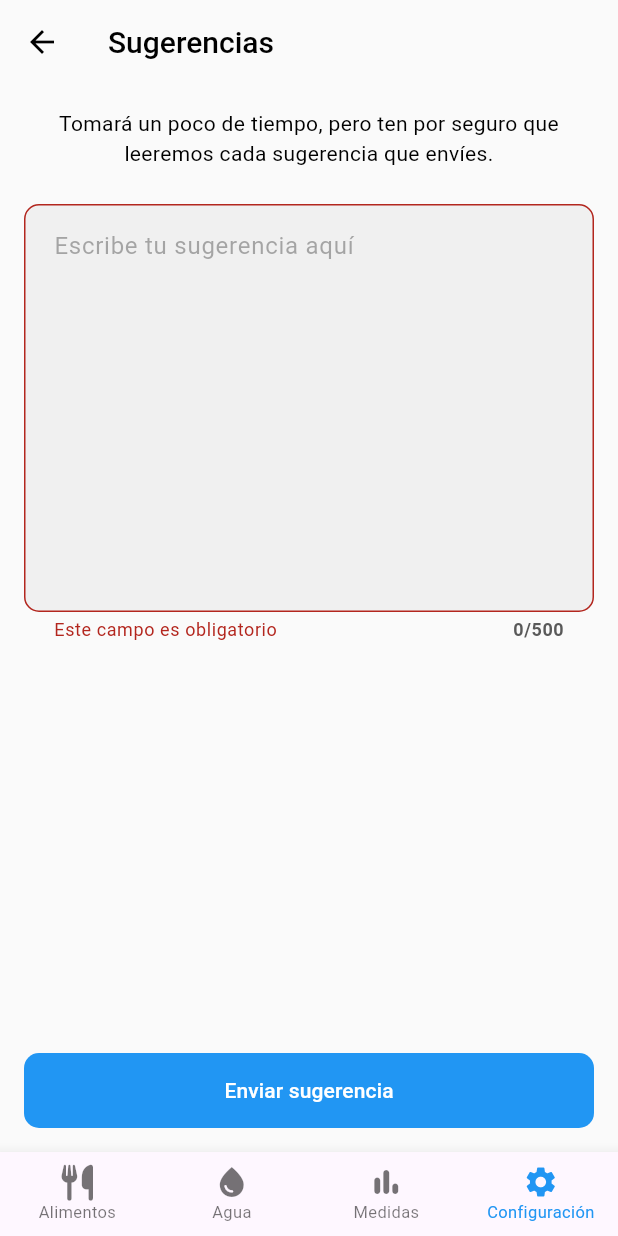
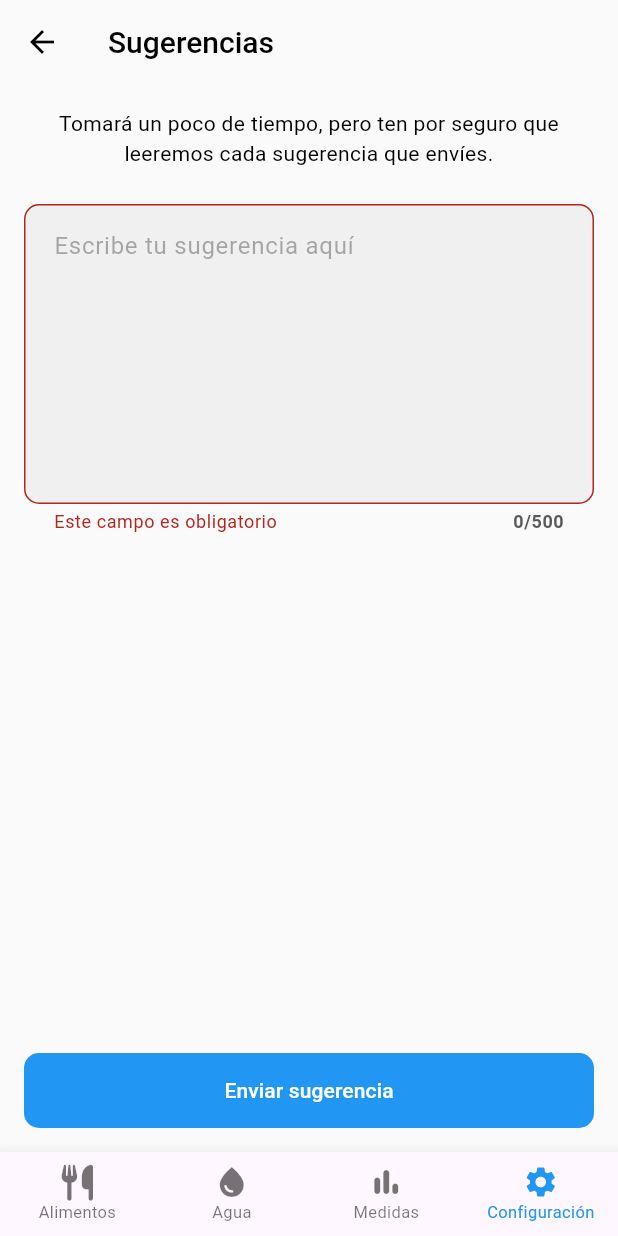
Before and after one commit to Freyien/healthy_app, a Flutter app: the SuggestionPage screen opened by its route, after a tap on "Enviar sugerencia", on a phone screen of 412 x 824 dp. Run offline on Flutter 3.47's test engine with Material 3 defaults, Android fonts, the phone set to English and light mode, and no system bars; drawn by our look-alikes of loader_overlay; our stand-ins replace animate_do, bloc, bot_toast, cached_network_image, cloud_firestore, cloud_functions and 25 more; missing offline and left inert: animated_digit, app_settings, flutter_cupertino_datetime_picker; accounts and stored records are empty; generated files the repository leaves out were written again.

```diff
--- a/lib/core/domain/usecases/get_initial_route_usecase.dart
+++ b/lib/core/domain/usecases/get_initial_route_usecase.dart
@@ -39,7 +39,7 @@ class GetInitialRouteUseCase {
   }
 
   Future<InitialRouteEntity> _checkNotificationPermission() async {
-    final res = await _notificationRepository.checkNotificationPermission();
+    final res = await _notificationRepository.requestPermission();
 
     if (res.isFailed) return InitialRouteEntity();
     final authorizationStatus = res.data!;
--- a/lib/features/client/settings/ui/widgets/account_option.dart
+++ b/lib/features/client/settings/ui/widgets/account_option.dart
@@ -26,7 +26,11 @@ class AccountOption extends StatelessWidget {
     final appColors = context.appColors;
     Widget? subtitleWidget;
 
-    if (subtitle.isNotEmpty) subtitleWidget = Text(subtitle);
+    if (subtitle.isNotEmpty)
+      subtitleWidget = Text(
+        subtitle,
+        style: TextStyle(color: appColors.textContrast),
+      );
 
     return Container(
       margin: EdgeInsets.only(bottom: 12),
--- a/lib/features/client/settings/ui/widgets/notification_option.dart
+++ b/lib/features/client/settings/ui/widgets/notification_option.dart
@@ -2,6 +2,7 @@ import 'package:animate_do/animate_do.dart';
 import 'package:firebase_messaging/firebase_messaging.dart';
 import 'package:flutter/material.dart';
 import 'package:flutter_bloc/flutter_bloc.dart';
+import 'package:healthy_app/core/ui/extensions/buildcontext.dart';
 import 'package:healthy_app/features/common/notifications/ui/bloc/notification_bloc.dart';
 
 import 'account_option.dart';
@@ -64,16 +65,23 @@ class _NotificationOptionState extends State<NotificationOption>
           iconWidget: Stack(
             children: [
               Icon(Icons.notifications),
-              FadeInDown(
+              Positioned(
+                right: 0,
+                top: -5,
+                child: FadeInDown(
                   from: 10,
                   delay: Duration(microseconds: 250),
-                child: CircleAvatar(
-                  maxRadius: 6,
-                  backgroundColor: Colors.red,
+                  child: Container(
+                    padding: EdgeInsets.all(4),
+                    decoration: BoxDecoration(
+                      shape: BoxShape.circle,
+                      color: context.appColors.primary,
+                    ),
                     child: Text(
                       '1',
                       style: TextStyle(
                         color: Colors.white,
+                      ),
                     ),
                   ),
                 ),
--- a/lib/features/client/sign_up/ui/widgets/form.dart
+++ b/lib/features/client/sign_up/ui/widgets/form.dart
@@ -1,7 +1,6 @@
 import 'package:flutter/cupertino.dart';
 import 'package:flutter/material.dart';
 import 'package:flutter_bloc/flutter_bloc.dart';
-import 'package:healthy_app/core/ui/extensions/buildcontext.dart';
 import 'package:healthy_app/core/ui/utils/keyboard.dart';
 import 'package:healthy_app/core/ui/widgets/circle_icon_button.dart';
 import 'package:healthy_app/core/ui/widgets/input_text.dart';
@@ -16,7 +15,6 @@ class SignUpForm extends StatelessWidget {
 
   @override
   Widget build(BuildContext context) {
-    final appColors = context.appColors;
     final key = GlobalKey<FormState>();
 
     return Form(
--- a/lib/features/client/suggestion/ui/widgets/suggestion_form.dart
+++ b/lib/features/client/suggestion/ui/widgets/suggestion_form.dart
@@ -17,7 +17,7 @@ class SuggestionForm extends StatelessWidget {
       child: Column(
         children: [
           InputText(
-            maxLines: 10,
+            maxLines: 7,
             hintText: 'Escribe tu sugerencia aquí',
             textInputAction: TextInputAction.done,
             maxLength: 500,
--- a/lib/features/common/notifications/data/notification_repository_impl.dart
+++ b/lib/features/common/notifications/data/notification_repository_impl.dart
@@ -130,7 +130,7 @@ class NotificationRepositoryImpl implements NotificationRepository {
     final savedToken = _prefs.get('notificationToken');
     if (savedToken.toString() == token) return;
 
-    await Future.delayed(Duration(milliseconds: 3500));
+    // await Future.delayed(Duration(milliseconds: 3500));
 
     // Save token in server
     await _functions.httpsCallable('saveNotificationToken').call({
--- a/pubspec.yaml
+++ b/pubspec.yaml
@@ -1,6 +1,6 @@
 name: healthy_app
 description: A Very Good Project created by Very Good CLI.
-version: 1.0.5+6
+version: 1.0.7+8
 publish_to: none
 
 environment:
@@ -33,11 +33,11 @@ dependencies:
   firebase_auth: ^4.7.0
   firebase_core: ^2.15.0
   firebase_crashlytics: ^3.3.4
-  firebase_messaging: ^14.6.5
+  firebase_messaging: ^14.7.10
   firebase_remote_config: ^4.2.4
   flutter_cupertino_datetime_picker: ^3.0.0
   # flutter_custom_clippers: ^2.1.0
-  flutter_local_notifications: ^15.1.0+1
+  flutter_local_notifications: ^16.3.1+1
   flutter_native_splash: ^2.3.1
   # flutter_slidable: ^3.0.0
   flutter_svg: ^2.0.4
```
Also changed, not shown: lib/features/client/measures_chart/ui/measures_chart_page.dart (+0 -7 lines), 11 other files. Lines whose indentation alone changed are shown as unchanged.
